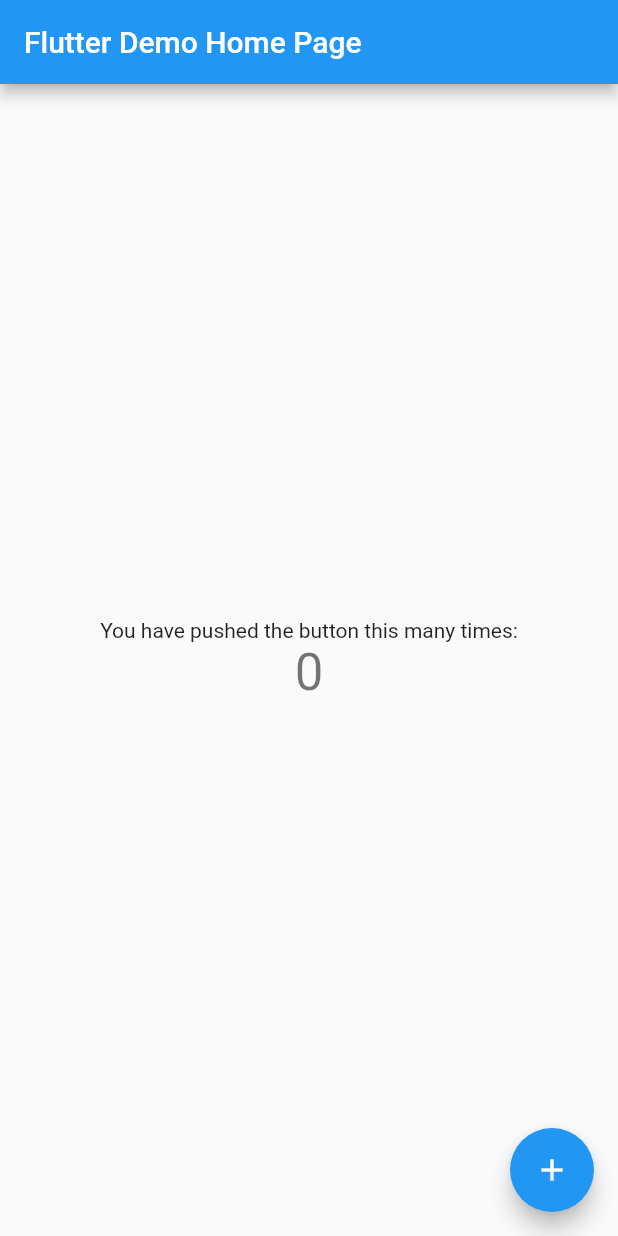
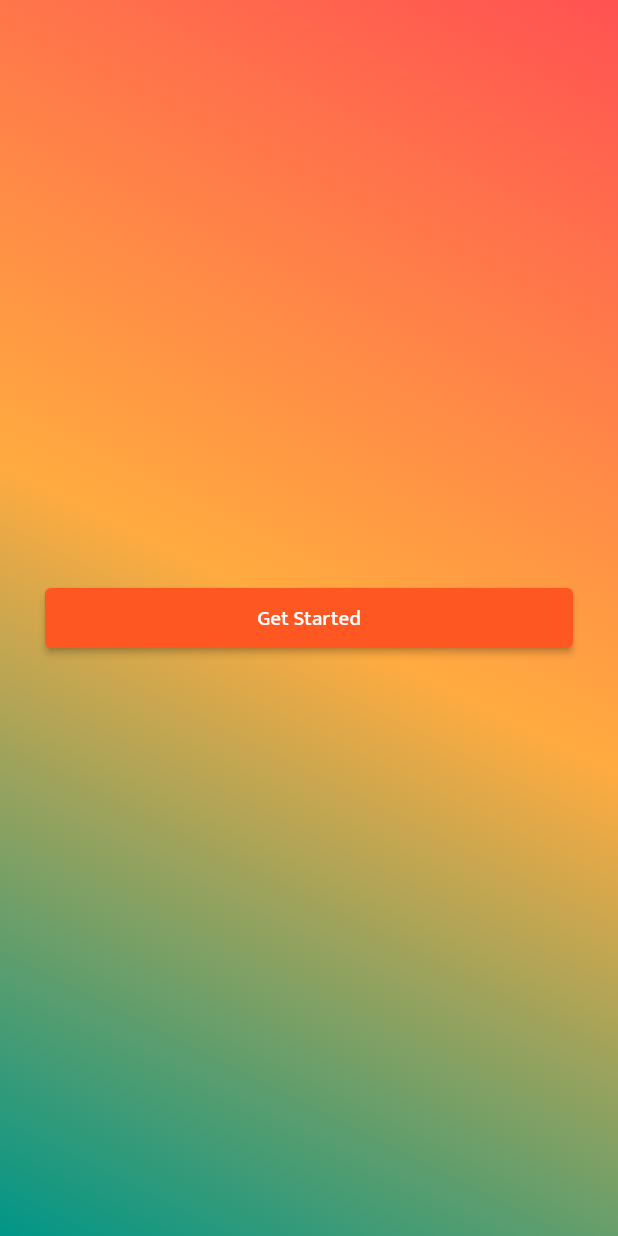
Before and after one commit to kahveciogluo/geo_game, a Flutter app: the screen it shows after launch, on a phone screen of 412 x 824 dp. Run offline on Flutter 3.47's test engine with Material 2 defaults, Android fonts, the phone set to English and light mode, and no system bars.

Commit message:
add onboard page
add onboard page

```diff
--- a/lib/main.dart
+++ b/lib/main.dart
@@ -1,4 +1,5 @@
 import 'package:flutter/material.dart';
+import 'package:geo_game/onboard.dart';
 
 void main() {
   runApp(const MyApp());
@@ -7,109 +8,15 @@ void main() {
 class MyApp extends StatelessWidget {
   const MyApp({Key? key}) : super(key: key);
 
-  // This widget is the root of your application.
   @override
   Widget build(BuildContext context) {
     return MaterialApp(
       title: 'Flutter Demo',
       theme: ThemeData(
-        // This is the theme of your application.
-        //
-        // Try running your application with "flutter run". You'll see the
-        // application has a blue toolbar. Then, without quitting the app, try
-        // changing the primarySwatch below to Colors.green and then invoke
-        // "hot reload" (press "r" in the console where you ran "flutter run",
-        // or simply save your changes to "hot reload" in a Flutter IDE).
-        // Notice that the counter didn't reset back to zero; the application
-        // is not restarted.
         primarySwatch: Colors.blue,
+        fontFamily: 'Mukta',
       ),
-      home: const MyHomePage(title: 'Flutter Demo Home Page'),
+      home: const OnboardPage(),
     );
   }
 }
-
-class MyHomePage extends StatefulWidget {
-  const MyHomePage({Key? key, required this.title}) : super(key: key);
-
-  // This widget is the home page of your application. It is stateful, meaning
-  // that it has a State object (defined below) that contains fields that affect
-  // how it looks.
-
-  // This class is the configuration for the state. It holds the values (in this
-  // case the title) provided by the parent (in this case the App widget) and
-  // used by the build method of the State. Fields in a Widget subclass are
-  // always marked "final".
-
-  final String title;
-
-  @override
-  State<MyHomePage> createState() => _MyHomePageState();
-}
-
-class _MyHomePageState extends State<MyHomePage> {
-  int _counter = 0;
-
-  void _incrementCounter() {
-    setState(() {
-      // This call to setState tells the Flutter framework that something has
-      // changed in this State, which causes it to rerun the build method below
-      // so that the display can reflect the updated values. If we changed
-      // _counter without calling setState(), then the build method would not be
-      // called again, and so nothing would appear to happen.
-      _counter++;
-    });
-  }
-
-  @override
-  Widget build(BuildContext context) {
-    // This method is rerun every time setState is called, for instance as done
-    // by the _incrementCounter method above.
-    //
-    // The Flutter framework has been optimized to make rerunning build methods
-    // fast, so that you can just rebuild anything that needs updating rather
-    // than having to individually change instances of widgets.
-    return Scaffold(
-      appBar: AppBar(
-        // Here we take the value from the MyHomePage object that was created by
-        // the App.build method, and use it to set our appbar title.
-        title: Text(widget.title),
-      ),
-      body: Center(
-        // Center is a layout widget. It takes a single child and positions it
-        // in the middle of the parent.
-        child: Column(
-          // Column is also a layout widget. It takes a list of children and
-          // arranges them vertically. By default, it sizes itself to fit its
-          // children horizontally, and tries to be as tall as its parent.
-          //
-          // Invoke "debug painting" (press "p" in the console, choose the
-          // "Toggle Debug Paint" action from the Flutter Inspector in Android
-          // Studio, or the "Toggle Debug Paint" command in Visual Studio Code)
-          // to see the wireframe for each widget.
-          //
-          // Column has various properties to control how it sizes itself and
-          // how it positions its children. Here we use mainAxisAlignment to
-          // center the children vertically; the main axis here is the vertical
-          // axis because Columns are vertical (the cross axis would be
-          // horizontal).
-          mainAxisAlignment: MainAxisAlignment.center,
-          children: <Widget>[
-            const Text(
-              'You have pushed the button this many times:',
-            ),
-            Text(
-              '$_counter',
-              style: Theme.of(context).textTheme.headline4,
-            ),
-          ],
-        ),
-      ),
-      floatingActionButton: FloatingActionButton(
-        onPressed: _incrementCounter,
-        tooltip: 'Increment',
-        child: const Icon(Icons.add),
-      ), // This trailing comma makes auto-formatting nicer for build methods.
-    );
-  }
-}
--- /dev/null
+++ b/lib/onboard.dart
@@ -0,0 +1,44 @@
+import 'package:flutter/material.dart';
+
+class OnboardPage extends StatefulWidget {
+  const OnboardPage({Key? key}) : super(key: key);
+
+  @override
+  _OnboardPageState createState() => _OnboardPageState();
+}
+
+class _OnboardPageState extends State<OnboardPage> {
+  @override
+  Widget build(BuildContext context) {
+    return Scaffold(
+      body: Stack(
+        children: [
+          Container(
+              decoration: BoxDecoration(
+                  gradient: LinearGradient(
+                    colors: [Colors.redAccent, Colors.orangeAccent, Colors.teal],
+                    begin: Alignment.topRight,
+                    end: Alignment.bottomLeft,
+                  )
+              )
+          ),
+          Center(child: Text('GeoGame', style: TextStyle(fontFamily: 'Mukta'),)),
+          Align(
+            alignment: Alignment.center,
+            child: Padding(
+              padding: EdgeInsets.symmetric(horizontal: 30.0),
+              child: ElevatedButton(
+                onPressed: () {},
+                child: const Text('Get Started'),
+                style: ElevatedButton.styleFrom(
+                    fixedSize: Size(MediaQuery.of(context).size.width, 40),
+                    primary: Colors.deepOrange
+                ),
+              ),
+            ),
+          ),
+        ],
+      ),
+    );
+  }
+}
```
Also changed, not shown: pubspec.yaml (+8 -12 lines), assets/fonts/Mukta-Bold.ttf (added), assets/fonts/Mukta-Medium.ttf (added), assets/fonts/Mukta-Regular.ttf (added).
